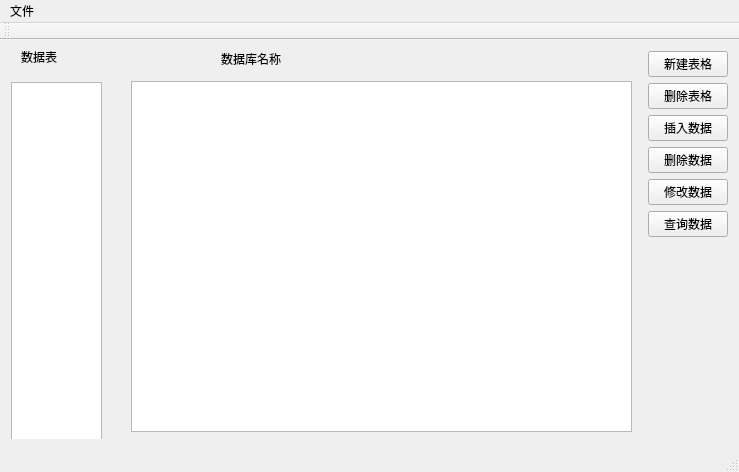
The window that mainwindow.ui (zhouGit-1991/FFF) describes before a commit, drawn with Qt 5.
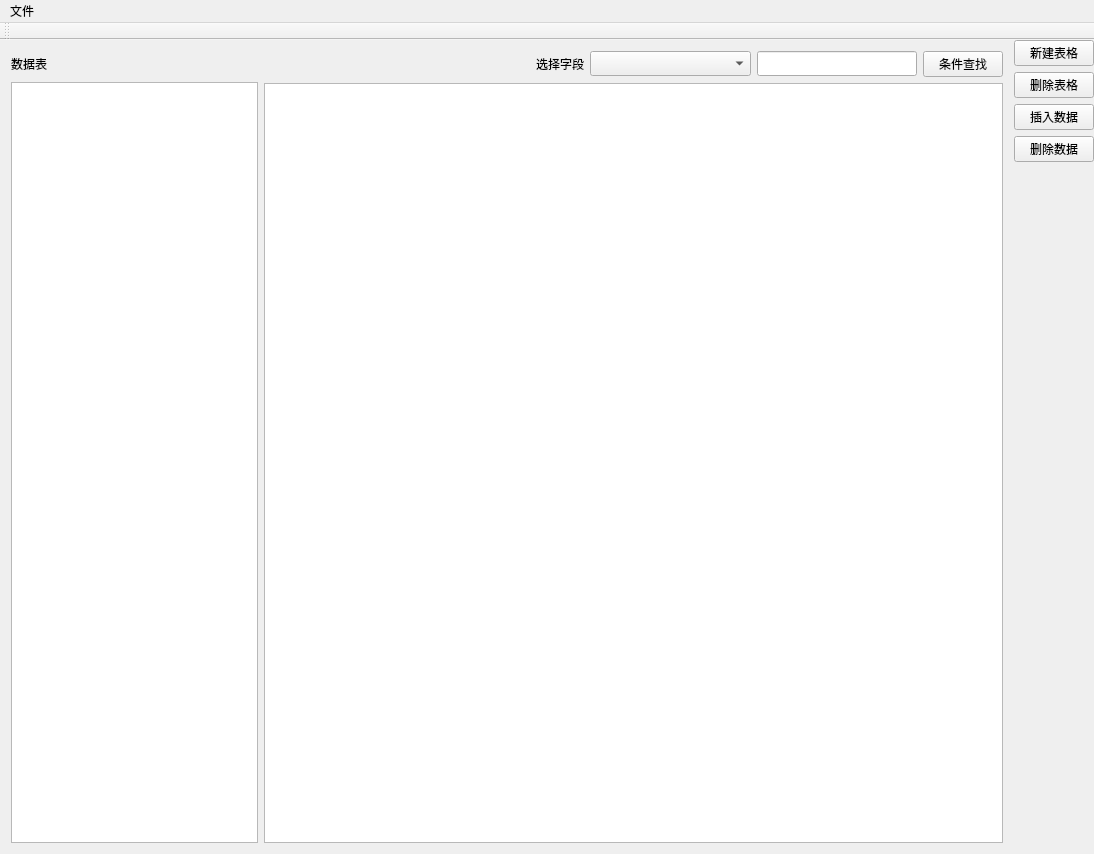
The same window after the commit.

```diff
--- a/mainwindow.ui
+++ b/mainwindow.ui
@@ -6,15 +6,39 @@
    <rect>
     <x>0</x>
     <y>0</y>
-    <width>739</width>
-    <height>472</height>
+    <width>1094</width>
+    <height>854</height>
    </rect>
   </property>
   <property name="windowTitle">
    <string>MainWindow</string>
   </property>
+  <property name="iconSize">
+   <size>
+    <width>30</width>
+    <height>30</height>
+   </size>
+  </property>
+  <property name="animated">
+   <bool>true</bool>
+  </property>
   <widget class="QWidget" name="centralWidget">
-   <layout class="QHBoxLayout" name="horizontalLayout_2">
+   <layout class="QHBoxLayout" name="horizontalLayout_5">
+    <property name="spacing">
+     <number>0</number>
+    </property>
+    <property name="leftMargin">
+     <number>0</number>
+    </property>
+    <property name="topMargin">
+     <number>0</number>
+    </property>
+    <property name="rightMargin">
+     <number>0</number>
+    </property>
+    <property name="bottomMargin">
+     <number>0</number>
+    </property>
     <item>
      <widget class="QStackedWidget" name="stackedWidget">
       <property name="minimumSize">
@@ -24,52 +48,117 @@
        </size>
       </property>
       <widget class="QWidget" name="page">
-       <widget class="QLabel" name="label_2">
-        <property name="geometry">
-         <rect>
-          <x>210</x>
-          <y>0</y>
-          <width>291</width>
-          <height>16</height>
-         </rect>
-        </property>
-        <property name="text">
-         <string>数据库名称</string>
-        </property>
-       </widget>
-       <widget class="QTableWidget" name="tableWidget_2">
-        <property name="geometry">
-         <rect>
-          <x>120</x>
-          <y>30</y>
-          <width>501</width>
-          <height>351</height>
-         </rect>
-        </property>
-       </widget>
-       <widget class="QListWidget" name="listWidget">
-        <property name="geometry">
-         <rect>
-          <x>0</x>
-          <y>31</y>
-          <width>91</width>
-          <height>361</height>
-         </rect>
-        </property>
-       </widget>
-       <widget class="QLabel" name="label_3">
-        <property name="geometry">
-         <rect>
-          <x>10</x>
-          <y>0</y>
-          <width>54</width>
-          <height>12</height>
-         </rect>
-        </property>
-        <property name="text">
-         <string>数据表</string>
-        </property>
-       </widget>
+       <layout class="QHBoxLayout" name="horizontalLayout_4">
+        <item>
+         <layout class="QHBoxLayout" name="horizontalLayout_3" stretch="1,3">
+          <item>
+           <layout class="QVBoxLayout" name="verticalLayout_2">
+            <item>
+             <widget class="QLabel" name="label_3">
+              <property name="minimumSize">
+               <size>
+                <width>1</width>
+                <height>25</height>
+               </size>
+              </property>
+              <property name="maximumSize">
+               <size>
+                <width>16777215</width>
+                <height>25</height>
+               </size>
+              </property>
+              <property name="text">
+               <string>数据表</string>
+              </property>
+             </widget>
+            </item>
+            <item>
+             <widget class="QListWidget" name="listWidget"/>
+            </item>
+           </layout>
+          </item>
+          <item>
+           <layout class="QVBoxLayout" name="verticalLayout_3">
+            <item>
+             <layout class="QHBoxLayout" name="horizontalLayout_2" stretch="4,2,3,3,1">
+              <item>
+               <spacer name="horizontalSpacer">
+                <property name="orientation">
+                 <enum>Qt::Horizontal</enum>
+                </property>
+                <property name="sizeHint" stdset="0">
+                 <size>
+                  <width>40</width>
+                  <height>20</height>
+                 </size>
+                </property>
+               </spacer>
+              </item>
+              <item>
+               <widget class="QLabel" name="label">
+                <property name="text">
+                 <string>选择字段</string>
+                </property>
+                <property name="alignment">
+                 <set>Qt::AlignRight|Qt::AlignTrailing|Qt::AlignVCenter</set>
+                </property>
+               </widget>
+              </item>
+              <item>
+               <widget class="QComboBox" name="comboBox">
+                <property name="minimumSize">
+                 <size>
+                  <width>0</width>
+                  <height>25</height>
+                 </size>
+                </property>
+               </widget>
+              </item>
+              <item>
+               <widget class="QLineEdit" name="lineEdit">
+                <property name="minimumSize">
+                 <size>
+                  <width>0</width>
+                  <height>25</height>
+                 </size>
+                </property>
+                <property name="maximumSize">
+                 <size>
+                  <width>16777215</width>
+                  <height>25</height>
+                 </size>
+                </property>
+               </widget>
+              </item>
+              <item>
+               <widget class="QPushButton" name="btSearch">
+                <property name="minimumSize">
+                 <size>
+                  <width>0</width>
+                  <height>25</height>
+                 </size>
+                </property>
+                <property name="maximumSize">
+                 <size>
+                  <width>16777215</width>
+                  <height>28</height>
+                 </size>
+                </property>
+                <property name="text">
+                 <string>条件查找</string>
+                </property>
+               </widget>
+              </item>
+             </layout>
+            </item>
+            <item>
+             <widget class="QTableWidget" name="tableWidget_2"/>
+            </item>
+           </layout>
+          </item>
+         </layout>
+        </item>
+       </layout>
       </widget>
       <widget class="QWidget" name="page_2"/>
      </widget>
@@ -106,20 +195,6 @@
           </property>
          </widget>
         </item>
-        <item>
-         <widget class="QPushButton" name="btUpdata">
-          <property name="text">
-           <string>修改数据</string>
-          </property>
-         </widget>
-        </item>
-        <item>
-         <widget class="QPushButton" name="btSelectData">
-          <property name="text">
-           <string>查询数据</string>
-          </property>
-         </widget>
-        </item>
         <item>
          <spacer name="verticalSpacer">
           <property name="orientation">
@@ -144,10 +219,16 @@
     <rect>
      <x>0</x>
      <y>0</y>
-     <width>739</width>
-     <height>26</height>
+     <width>1094</width>
+     <height>25</height>
     </rect>
    </property>
+   <property name="maximumSize">
+    <size>
+     <width>16777215</width>
+     <height>25</height>
+    </size>
+   </property>
    <widget class="QMenu" name="menu">
     <property name="title">
      <string>文件</string>
@@ -165,7 +246,6 @@
     <bool>false</bool>
    </attribute>
   </widget>
-  <widget class="QStatusBar" name="statusBar"/>
   <action name="actionNew">
    <property name="text">
     <string>新建</string>
```
